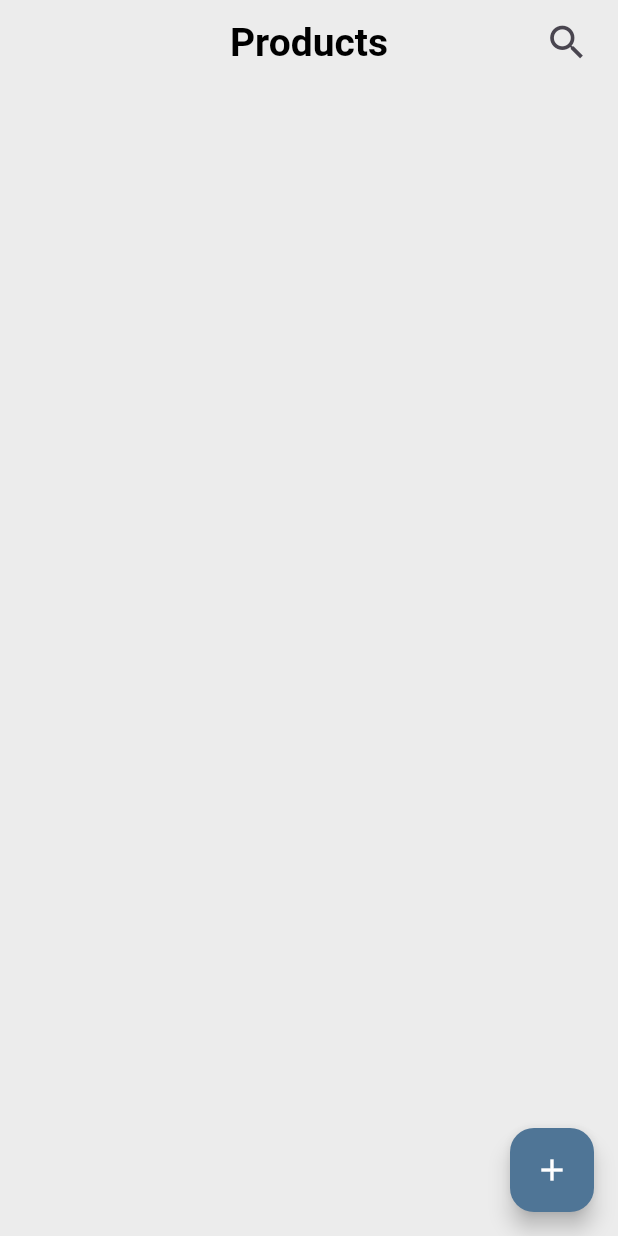
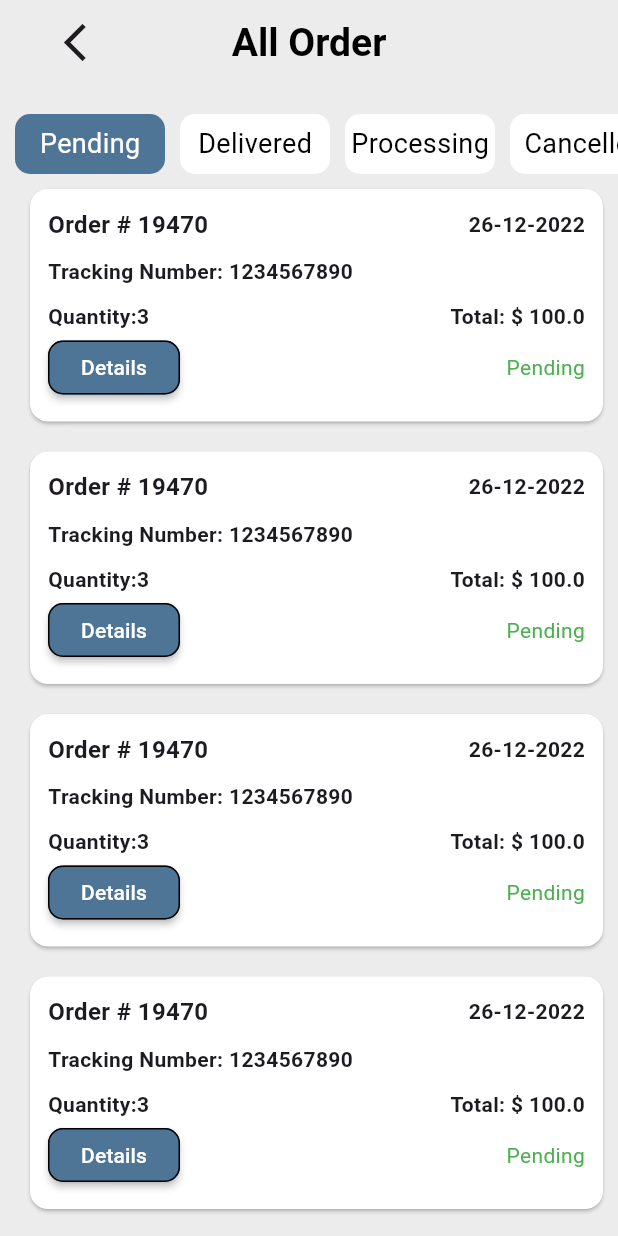
Before and after one commit to AbdelazizMohamed-GitHub/shop_sphere_dashboard, a Flutter app: the screen it shows after launch, on a phone screen of 412 x 824 dp. Run offline on Flutter 3.47's test engine with Material 3 defaults, Android fonts, the phone set to English and light mode, and no system bars; our stand-ins replace cloud_firestore, dartz, firebase_core, flutter_bloc, image_picker; accounts and stored records are empty; project files that could hold a hidden picture were left out.

Commit message:
Create Order screen

```diff
--- /dev/null
+++ b/lib/features/presention/view/controller/order/order_cubit.dart
@@ -0,0 +1,13 @@
+import 'package:flutter/widgets.dart';
+import 'package:flutter_bloc/flutter_bloc.dart';
+import 'package:shop_sphere_dashboard/features/presention/view/controller/order/order_state.dart';
+
+class OrderCubit extends Cubit<OrderState> {
+  OrderCubit() : super(OrderInitial());
+  int currentStatus = 0;
+  PageController pageController = PageController(initialPage: 0);
+  void changeOrderStatus(int index) {
+    currentStatus = index;
+    emit(OrderChangeStatus());
+  }
+}
--- /dev/null
+++ b/lib/features/presention/view/controller/order/order_state.dart
@@ -0,0 +1,8 @@
+
+
+
+ class OrderState {}
+
+final class OrderInitial extends OrderState {}
+
+final class OrderChangeStatus extends OrderState {}
--- /dev/null
+++ b/lib/features/presention/view/screen/order_screen.dart
@@ -0,0 +1,39 @@
+import 'package:flutter/material.dart';
+import 'package:flutter_bloc/flutter_bloc.dart';
+import 'package:shop_sphere_dashboard/features/presention/view/controller/order/order_cubit.dart';
+import 'package:shop_sphere_dashboard/features/presention/view/controller/order/order_state.dart';
+import 'package:shop_sphere_dashboard/features/presention/view/widget/custom_order_screen_body.dart';
+import 'package:shop_sphere_dashboard/features/presention/view/widget/custom_order_stuts_list.dart';
+
+class OrderScreen extends StatelessWidget {
+  const OrderScreen({super.key});
+  @override
+  Widget build(BuildContext context) {
+    return BlocProvider(
+      create: (context) => OrderCubit(),
+      child: Scaffold(
+        appBar: AppBar(
+          leading: IconButton(
+            onPressed: () => Navigator.pop(context),
+            icon: const Icon(Icons.arrow_back_ios_new, size: 30),
+          ),
+          title: const Text('All Order'),
+          leadingWidth: 100,
+        ),
+        body: Padding(
+          padding: const EdgeInsets.only(left: 10, top: 20),
+          child: Column(
+            children: [
+              const SizedBox(height: 40, child: CustomOrderStutsList()),
+              BlocBuilder<OrderCubit, OrderState>(
+                builder: (context, state) {
+                  return const CustomOrderScreenBody();
+                },
+              ),
+            ],
+          ),
+        ),
+      ),
+    );
+  }
+}
--- /dev/null
+++ b/lib/features/presention/view/widget/custom_order_item.dart
@@ -0,0 +1,96 @@
+import 'package:flutter/material.dart';
+import 'package:flutter_bloc/flutter_bloc.dart';
+import 'package:shop_sphere_dashboard/core/utils/app_color.dart';
+import 'package:shop_sphere_dashboard/core/utils/app_styles.dart';
+import 'package:shop_sphere_dashboard/core/utils/screens_list.dart';
+import 'package:shop_sphere_dashboard/features/presention/view/controller/order/order_cubit.dart';
+import 'package:shop_sphere_dashboard/features/presention/view/controller/order/order_state.dart';
+
+class CustomOrderItem extends StatelessWidget {
+  const CustomOrderItem({super.key});
+
+  @override
+  Widget build(BuildContext context) {
+    return BlocBuilder<OrderCubit, OrderState>(
+      builder: (context, state) {
+        return Card(
+          color:
+               Colors.white,
+
+          margin: const EdgeInsets.all(10),
+          child: Padding(
+            padding: const EdgeInsets.all(12),
+            child: Column(
+              children: [
+                const Row(children: [
+                  Text(
+                    'Order # 19470',
+                    style: AppStyles.text16Bold,
+                  ),
+                  Spacer(),
+                  Text(
+                    ' 26-12-2022',
+                    style: TextStyle(fontSize: 14, fontWeight: FontWeight.bold),
+                  ),
+                ]),
+                const SizedBox(
+                  height: 10,
+                ),
+                const Row(
+                  children: [
+                    Text(
+                      'Tracking Number: 1234567890',
+                      style:
+                          TextStyle(fontSize: 14, fontWeight: FontWeight.bold),
+                    ),
+                  ],
+                ),
+                const SizedBox(
+                  height: 10,
+                ),
+                const Row(
+                  children: [
+                    Text(
+                      'Quantity:3 ',
+                      style:
+                          TextStyle(fontSize: 14, fontWeight: FontWeight.bold),
+                    ),
+                    Spacer(),
+                    Text(
+                      'Total: \$ 100.0',
+                      style:
+                          TextStyle(fontSize: 14, fontWeight: FontWeight.bold),
+                    ),
+                  ],
+                ),
+                Row(children: [
+                  MaterialButton(
+                    color: AppColors.primaryColor,
+                    shape: OutlineInputBorder(
+                      borderRadius: BorderRadius.circular(10),
+                    ),
+                    onPressed: () {
+                      // Navigator.push(
+                      //     context,
+                      //     MaterialPageRoute(
+                      //       builder: (context) =>
+                      //           OrderDetailsScreen(order: TestList.order),
+                      //     ));
+                    },
+                    child: const Text(
+                      'Details',
+                      style: TextStyle(color: Colors.white, fontSize: 14),
+                    ),
+                  ),
+                  const Spacer(),
+                  Text(orderStauts[context.read<OrderCubit>().currentStatus],
+                      style: const TextStyle(color: Colors.green, fontSize: 14))
+                ])
+              ],
+            ),
+          ),
+        );
+      },
+    );
+  }
+}
--- /dev/null
+++ b/lib/features/presention/view/widget/custom_order_screen_body.dart
@@ -0,0 +1,51 @@
+import 'package:flutter/material.dart';
+import 'package:flutter_bloc/flutter_bloc.dart';
+import 'package:shop_sphere_dashboard/features/presention/view/controller/order/order_cubit.dart';
+import 'package:shop_sphere_dashboard/features/presention/view/widget/custom_order_item.dart';
+class CustomOrderScreenBody extends StatelessWidget {
+  const CustomOrderScreenBody({super.key});
+
+  @override
+  Widget build(BuildContext context) {
+    return Expanded(
+      child: PageView(
+          controller: context.read<OrderCubit>().pageController,
+          onPageChanged: (index) {
+            context.read<OrderCubit>().pageController.animateToPage(index,
+                duration: const Duration(milliseconds: 500),
+                curve: Curves.easeOut);
+            context.read<OrderCubit>().changeOrderStatus(index);
+          },
+          children: [
+            ListView.builder(
+              shrinkWrap: true,
+              itemCount: 10,
+              itemBuilder: (context, index) {
+                return const CustomOrderItem();
+              },
+            ),
+            ListView.builder(
+              shrinkWrap: true,
+              itemCount: 10,
+              itemBuilder: (context, index) {
+                return const CustomOrderItem();
+              },
+            ),
+            ListView.builder(
+              shrinkWrap: true,
+              itemCount: 10,
+              itemBuilder: (context, index) {
+                return const CustomOrderItem();
+              },
+            ),
+            ListView.builder(
+              shrinkWrap: true,
+              itemCount: 10,
+              itemBuilder: (context, index) {
+                return const CustomOrderItem();
+              },
+            ),
+          ]),
+    );
+  }
+}
--- /dev/null
+++ b/lib/features/presention/view/widget/custom_order_stuts_list.dart
@@ -0,0 +1,61 @@
+import 'package:flutter/material.dart';
+import 'package:flutter_bloc/flutter_bloc.dart';
+import 'package:shop_sphere_dashboard/core/utils/app_color.dart';
+import 'package:shop_sphere_dashboard/core/utils/app_styles.dart';
+import 'package:shop_sphere_dashboard/core/utils/screens_list.dart';
+import 'package:shop_sphere_dashboard/features/presention/view/controller/order/order_cubit.dart';
+import 'package:shop_sphere_dashboard/features/presention/view/controller/order/order_state.dart';
+
+class CustomOrderStutsList extends StatelessWidget {
+  const CustomOrderStutsList({super.key});
+
+  @override
+  Widget build(BuildContext context) {
+    return ListView.builder(
+      scrollDirection: Axis.horizontal,
+      itemCount: orderStauts.length,
+
+      itemBuilder: (BuildContext context, int index) {
+        return BlocBuilder<OrderCubit, OrderState>(
+          builder: (context, state) {
+            return InkWell(
+              onTap: () {
+                context.read<OrderCubit>().changeOrderStatus(index);
+                context.read<OrderCubit>().pageController.animateToPage(
+                  index,
+                  duration: const Duration(milliseconds: 500),
+                  curve: Curves.easeOut,
+                );
+              },
+              child: AnimatedContainer(
+                width: 100,
+                curve: Curves.easeOut,
+                margin: const EdgeInsets.only(right: 10),
+                decoration: BoxDecoration(
+                  color:
+                      index == context.read<OrderCubit>().currentStatus
+                          ? AppColors.primaryColor
+                          : Colors.white,
+
+                  borderRadius: BorderRadius.circular(10),
+                ),
+                duration: const Duration(milliseconds: 500),
+                child: Center(
+                  child: Text(
+                    orderStauts[index],
+                    style:
+                        index == context.read<OrderCubit>().currentStatus
+                            ? AppStyles.text18RegularWhite
+                            : AppStyles.text18Regular.copyWith(
+                              color: Colors.black,
+                            ),
+                  ),
+                ),
+              ),
+            );
+          },
+        );
+      },
+    );
+  }
+}
--- a/lib/main.dart
+++ b/lib/main.dart
@@ -6,6 +6,7 @@ import 'package:shop_sphere_dashboard/core/utils/app_styles.dart';
 import 'package:shop_sphere_dashboard/features/data/repo_impl/product_repo_impl.dart';
 import 'package:shop_sphere_dashboard/features/presention/view/controller/product_cubit/product_cubit.dart';
 import 'package:shop_sphere_dashboard/features/presention/view/screen/add_product_screen.dart';
+import 'package:shop_sphere_dashboard/features/presention/view/screen/order_screen.dart';
 import 'package:shop_sphere_dashboard/features/presention/view/screen/product_screen.dart';
 import 'package:shop_sphere_dashboard/firebase_options.dart';
 
@@ -32,7 +33,7 @@ class MyApp extends StatelessWidget {
             titleTextStyle: AppStyles.text26BoldBlack,
           ),
         ),
-        home: const ProductScreen(),
+        home: const OrderScreen(),
       ),
     );
   }
```
Also changed, not shown: lib/features/presention/view/widget/custom_order_information.dart (added, +93 -0 lines).
